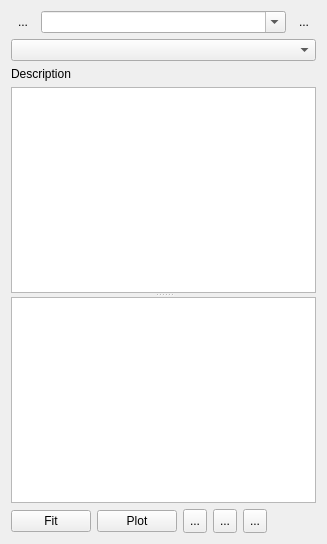
MonroeQuantumNetworks/IonControl, file ui/FitUi.ui: the form before one commit.
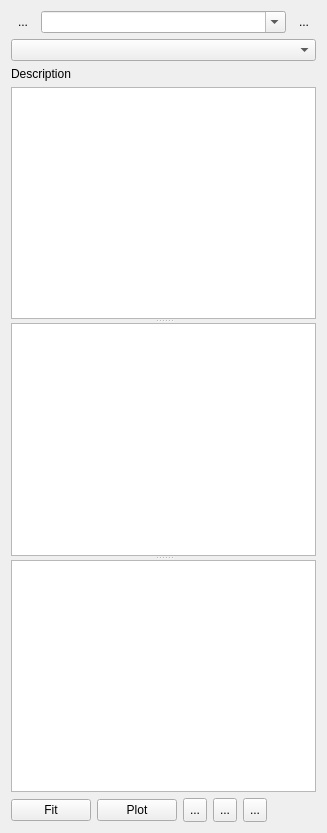
The form after the commit. Icons and pictures are not drawn. Custom widgets are drawn as their Qt base class.

Commit message: start reorganizing the FitUi for pushing of parameters

```diff
--- a/ui/FitUi.ui
+++ b/ui/FitUi.ui
@@ -7,7 +7,7 @@
     <x>0</x>
     <y>0</y>
     <width>327</width>
-    <height>544</height>
+    <height>833</height>
    </rect>
   </property>
   <property name="windowTitle">
@@ -100,6 +100,7 @@
      </property>
      <widget class="TableViewExtended" name="parameterTableView"/>
      <widget class="TableViewExtended" name="resultsTableView"/>
+     <widget class="QTableView" name="pushTableView"/>
     </widget>
    </item>
    <item>
```
The commit also changes 2 other files.
